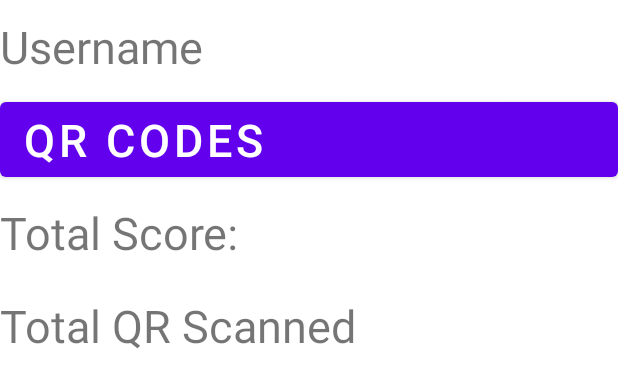
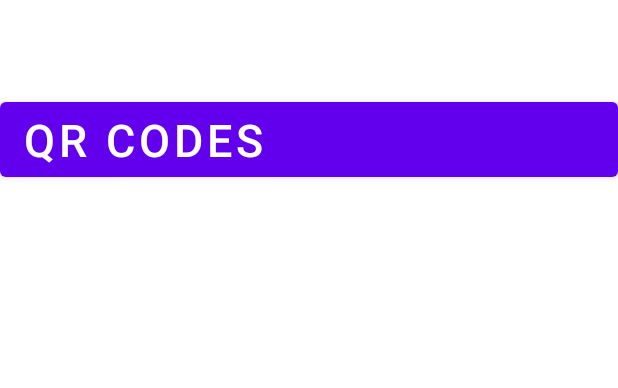
Before and after one commit to CMPUT301W23T20/QR-GO, an Android app: the layout fragment_player_profile.xml on its own in the app's theme, with its tools: preview values and no code run, on a phone screen of 412 x 824 dp. Shown: the top 388 px of the screen. Run offline under Robolectric (Android 15) with nearby library versions, the phone set to English and light mode, and no system bars.

Commit message:
TextView updates in QR List

```diff
--- a/app/src/main/res/layout/fragment_player_profile.xml
+++ b/app/src/main/res/layout/fragment_player_profile.xml
@@ -18,7 +18,6 @@
             android:layout_width="match_parent"
             android:layout_height="62dp"
             android:gravity="center_vertical"
-            android:text="Username"
             android:textSize="30sp" />
 
         <Button
@@ -34,7 +33,6 @@
             android:layout_width="match_parent"
             android:layout_height="62dp"
             android:gravity="center_vertical"
-            android:text="Total Score:"
             android:textSize="30sp" />
 
         <TextView
@@ -42,7 +40,6 @@
             android:layout_width="match_parent"
             android:layout_height="62dp"
             android:gravity="center_vertical"
-            android:text="Total QR Scanned"
             android:textSize="30sp" />
 
     </LinearLayout>
```
